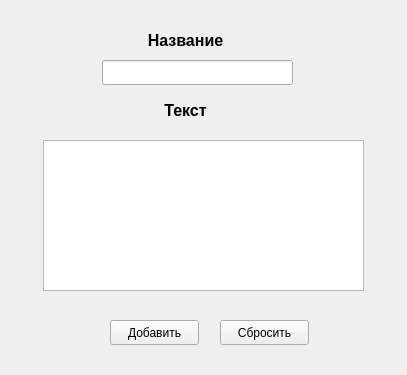
Qt form ui/plus.ui (codik754/eBook) before a commit.
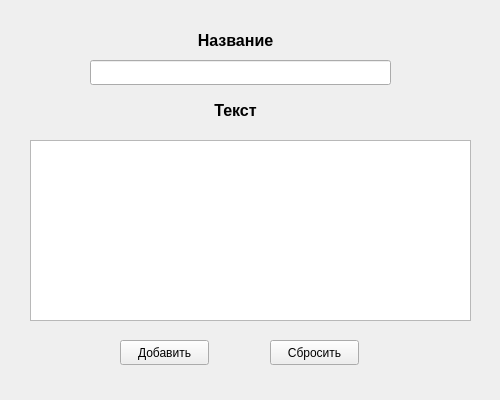
The same form after that commit.

Commit message: Реализована возможность добавления сообщения. Добавлео еще одно окно.

```diff
--- a/ui/plus.ui
+++ b/ui/plus.ui
@@ -6,8 +6,8 @@
    <rect>
     <x>0</x>
     <y>0</y>
-    <width>407</width>
-    <height>375</height>
+    <width>500</width>
+    <height>400</height>
    </rect>
   </property>
   <property name="windowTitle">
@@ -16,8 +16,8 @@
   <widget class="QPushButton" name="bAdd">
    <property name="geometry">
     <rect>
-     <x>110</x>
-     <y>320</y>
+     <x>120</x>
+     <y>340</y>
      <width>89</width>
      <height>25</height>
     </rect>
@@ -29,8 +29,8 @@
   <widget class="QPushButton" name="bReset">
    <property name="geometry">
     <rect>
-     <x>220</x>
-     <y>320</y>
+     <x>270</x>
+     <y>340</y>
      <width>89</width>
      <height>25</height>
     </rect>
@@ -42,7 +42,7 @@
   <widget class="QLabel" name="lName">
    <property name="geometry">
     <rect>
-     <x>130</x>
+     <x>180</x>
      <y>30</y>
      <width>111</width>
      <height>21</height>
@@ -61,9 +61,9 @@
   <widget class="QLineEdit" name="tName">
    <property name="geometry">
     <rect>
-     <x>102</x>
+     <x>90</x>
      <y>60</y>
-     <width>191</width>
+     <width>301</width>
      <height>25</height>
     </rect>
    </property>
@@ -71,7 +71,7 @@
   <widget class="QLabel" name="lText">
    <property name="geometry">
     <rect>
-     <x>130</x>
+     <x>180</x>
      <y>100</y>
      <width>111</width>
      <height>21</height>
@@ -90,10 +90,10 @@
   <widget class="QTextEdit" name="textEdit">
    <property name="geometry">
     <rect>
-     <x>43</x>
+     <x>30</x>
      <y>140</y>
-     <width>321</width>
-     <height>151</height>
+     <width>441</width>
+     <height>181</height>
     </rect>
    </property>
   </widget>
```
Left out of the diff: 2 changed lines with no effect on the pictures. The commit also changes 3 other files.
